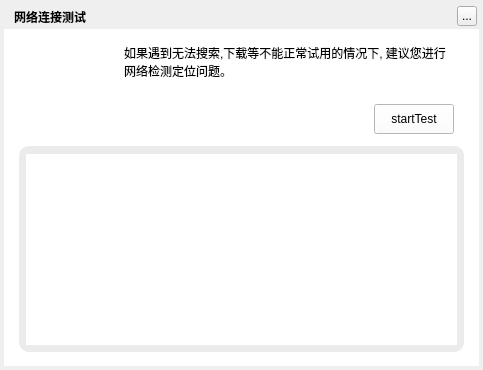
Old version of the form TTKModule/TTKWidget/musicUiKits/musicToolsetsKits/musicnetworkconnectiontestwidget.ui in the repository Greedysky/TTKMusicPlayer.
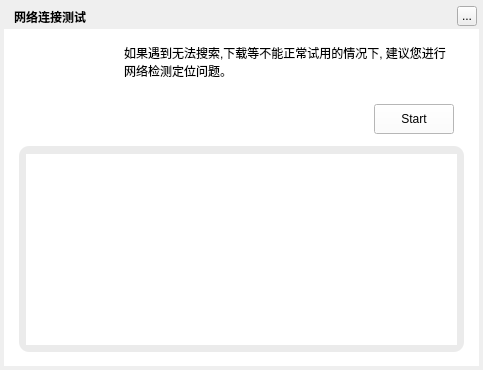
New version of the form. Custom widgets are drawn as their Qt base class.

The edit to the form file:
```diff
--- a/TTKModule/TTKWidget/musicUiKits/musicToolsetsKits/musicnetworkconnectiontestwidget.ui
+++ b/TTKModule/TTKWidget/musicUiKits/musicToolsetsKits/musicnetworkconnectiontestwidget.ui
@@ -113,7 +113,7 @@
      </rect>
     </property>
     <property name="text">
-     <string>startTest</string>
+     <string>Start</string>
     </property>
    </widget>
    <widget class="QWidget" name="widget" native="true">
```
